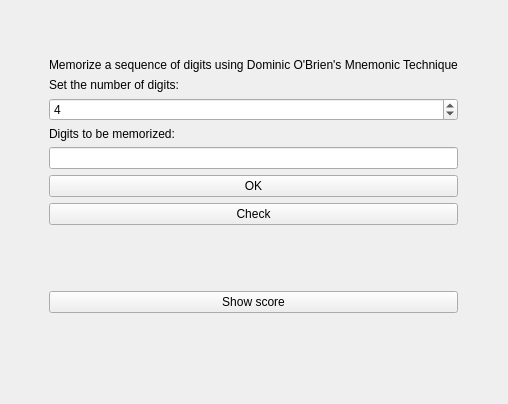
Qt form QtApp/MnmonicGame.ui (RodolfoAndrade/BrainTrainer) before a commit.
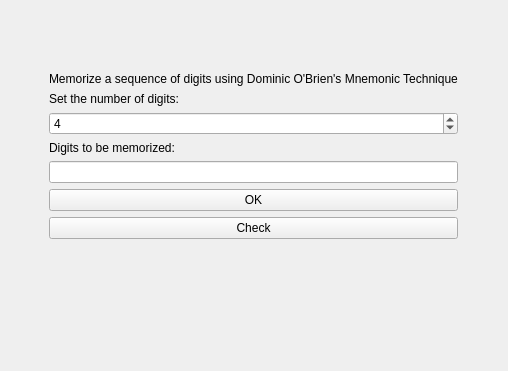
The same form after that commit.

Commit message: refactoring controller to be a singleton class; refactoring mnmonic to follow MVC standards

```diff
--- a/QtApp/MnmonicGame.ui
+++ b/QtApp/MnmonicGame.ui
@@ -7,7 +7,7 @@
     <x>0</x>
     <y>0</y>
     <width>508</width>
-    <height>404</height>
+    <height>371</height>
    </rect>
   </property>
   <property name="windowTitle">
@@ -120,13 +120,6 @@
            </property>
           </widget>
          </item>
-         <item>
-          <widget class="QPushButton" name="scoreButton">
-           <property name="text">
-            <string>Show score</string>
-           </property>
-          </widget>
-         </item>
         </layout>
        </item>
        <item>
```
The commit also changes 15 other files.
